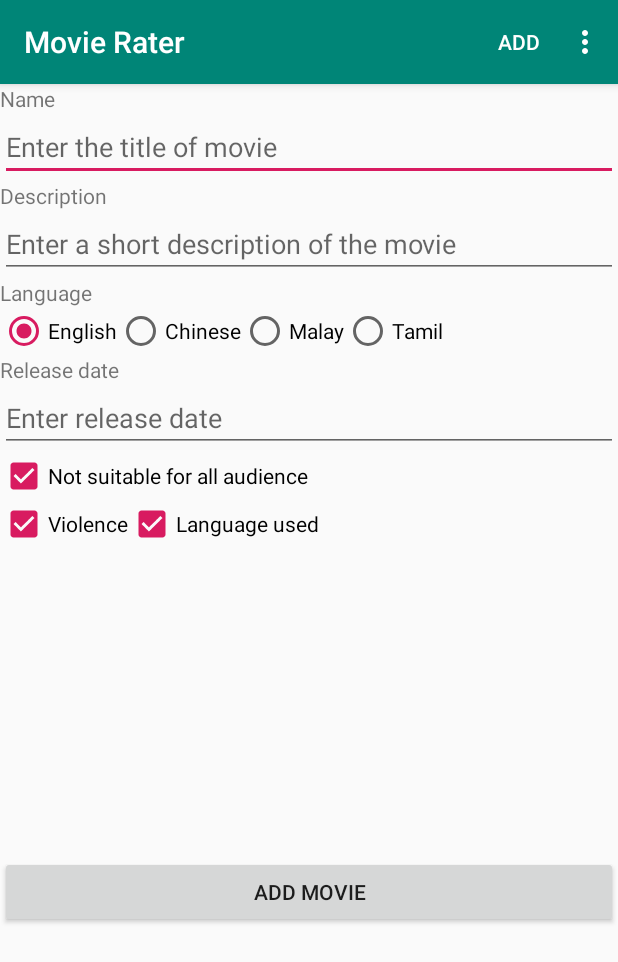
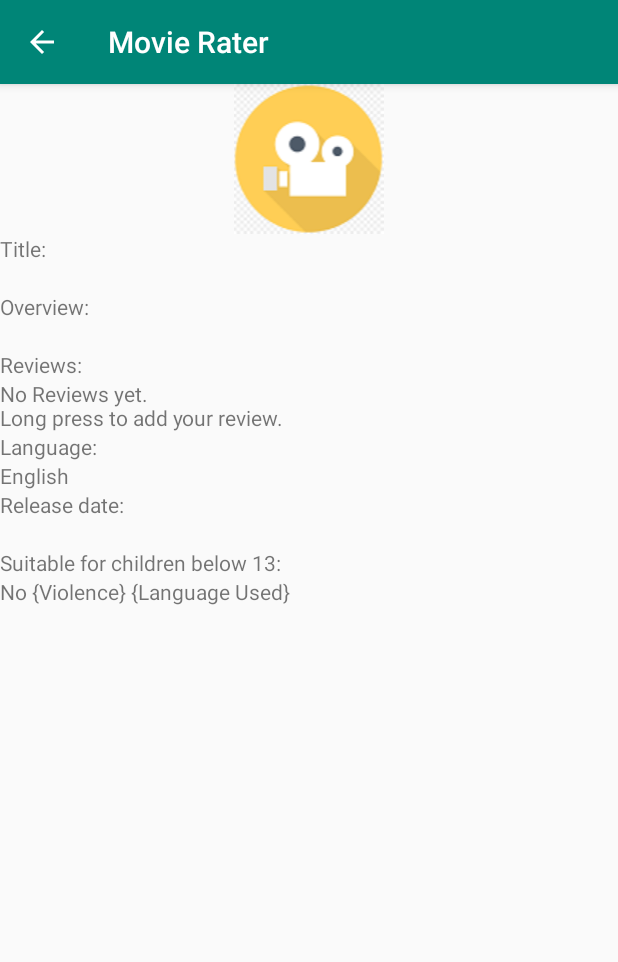
Before and after one commit to Zanaqi/MovieRater, an Android app: the AddMovie screen opened directly, with no data from a screen before it, after a tap on "ADD", on a phone screen of 412 x 824 dp. Shown: the top 962 px of the screen. Run offline under Robolectric (Android 15) with nearby library versions, the phone set to English and light mode, and no system bars; 1 other tap on this screen came first.

Commit message:
navigation (left with back button)

```diff
--- a/app/src/main/java/com/example/mirza/movieraterbasic/AddMovie.kt
+++ b/app/src/main/java/com/example/mirza/movieraterbasic/AddMovie.kt
@@ -1,12 +1,13 @@
 package com.example.mirza.movieraterbasic
 
+import android.content.Intent
 import android.support.v7.app.AppCompatActivity
 import android.os.Bundle
 import android.view.Menu
 import android.view.MenuItem
 import android.view.View
+import android.widget.RadioButton
 import kotlinx.android.synthetic.main.activity_add_movie.*
-import kotlinx.android.synthetic.main.add_movie.*
 
 class AddMovie : AppCompatActivity() {
 
@@ -25,6 +26,14 @@ class AddMovie : AppCompatActivity() {
                 suitChk3.setVisibility(View.GONE)
             }
         }
+
+        val actionBar = supportActionBar
+        actionBar!!.setDisplayHomeAsUpEnabled(true)
+    }
+
+    override fun onSupportNavigateUp(): Boolean {
+        onBackPressed()
+        return true
     }
 
     override fun onCreateOptionsMenu(menu: Menu?): Boolean {
@@ -35,11 +44,48 @@ class AddMovie : AppCompatActivity() {
     override fun onOptionsItemSelected(item: MenuItem?): Boolean {
 
         if (item?.itemId == R.id.miClear) {
+
             movie_title.text.clear()
             description.text.clear()
             rBtnEng.isChecked = true
             releaseDate.text.clear()
             suitChk1.isChecked = false
+            suitChk2.isChecked = false
+            suitChk3.isChecked = false
+
+            suitChk2.setVisibility(View.GONE)
+            suitChk3.setVisibility(View.GONE)
+
+        } else if (item?.itemId == R.id.miAdd) {
+            val viewMovieIntent = Intent(this, ViewMovieDetails::class.java)
+
+            val languageId = findViewById<RadioButton>(language.checkedRadioButtonId)
+
+            val title = movie_title.text
+            val desc = description.text
+            val lang = languageId.text
+            val date = releaseDate.text
+            var suitable: String
+
+            if (suitChk1.isChecked) {
+                suitable = "No "
+                if (suitChk2.isChecked) {
+                    suitable += "{Violence} "
+                }
+                if (suitChk3.isChecked) {
+                    suitable += "{Language Used} "
+                }
+            } else {
+                suitable = "Yes"
+            }
+
+            viewMovieIntent.putExtra("title", title)
+            viewMovieIntent.putExtra("desc", desc)
+            viewMovieIntent.putExtra("lang", lang)
+            viewMovieIntent.putExtra("date", date)
+            viewMovieIntent.putExtra("suitable", suitable)
+
+            startActivity(viewMovieIntent)
         }
 
         return super.onOptionsItemSelected(item)
--- a/app/src/main/java/com/example/mirza/movieraterbasic/ViewMovieDetails.kt
+++ b/app/src/main/java/com/example/mirza/movieraterbasic/ViewMovieDetails.kt
@@ -1,5 +1,6 @@
 package com.example.mirza.movieraterbasic
 
+import android.app.Activity
 import android.content.Intent
 import android.support.v7.app.AppCompatActivity
 import android.os.Bundle
@@ -15,23 +16,34 @@ class ViewMovieDetails : AppCompatActivity() {
         super.onCreate(savedInstanceState)
         setContentView(R.layout.activity_view_movie_details)
 
-        registerForContextMenu(review)
+        registerForContextMenu(review_text)
 
-        val movie = MovieEntity()
+        val title = intent.getStringExtra("title")
+        val desc = intent.getStringExtra("desc")
+        val lang = intent.getStringExtra("lang")
+        val date = intent.getStringExtra("date")
+        val suitable = intent.getStringExtra("suitable")
 
-        title_value.setText(movie.title)
-        desc_value.setText(movie.overview)
-        lang_value.setText(movie.language)
-        date_value.setText(movie.releaseDate)
+        title_value.setText(title)
+        desc_value.setText(desc)
+        lang_value.setText(lang)
+        date_value.setText(date)
+        suit_value.setText(suitable)
 
+        val actionBar = supportActionBar
+        actionBar!!.setDisplayHomeAsUpEnabled(true)
+    }
 
+    override fun onSupportNavigateUp(): Boolean {
+        onBackPressed()
+        return true
     }
 
     override fun onCreateContextMenu(menu: ContextMenu?, v: View?, menuInfo: ContextMenu.ContextMenuInfo?) {
 
         super.onCreateContextMenu(menu, v, menuInfo)
 
-        if (v?.id == R.id.review) {
+        if (v?.id == R.id.review_text) {
             menu?.add(1,1001,1,"Add Review")
         }
 
@@ -41,11 +53,26 @@ class ViewMovieDetails : AppCompatActivity() {
 
         if (item?.itemId == 1001) {
             val rateMovieIntent = Intent(this, RateMovie::class.java)
-            startActivity(rateMovieIntent)
+            startActivityForResult(rateMovieIntent, 1)
         }
 
         return super.onContextItemSelected(item)
 
     }
 
+    override fun onActivityResult(requestCode: Int, resultCode: Int, data: Intent?) {
+
+        super.onActivityResult(requestCode, resultCode, data)
+
+        if (requestCode == 1) {
+            if (resultCode == Activity.RESULT_OK) {
+                val rating = data!!.getFloatExtra("rating", 1.2f)
+                val review = data.getStringExtra("review")
+
+                ratingStars.rating = rating
+                review_text.setText(review)
+            }
+        }
+    }
+
 }
--- a/app/src/main/res/layout/activity_rate_movie.xml
+++ b/app/src/main/res/layout/activity_rate_movie.xml
@@ -14,7 +14,8 @@
 
     <RatingBar
             android:layout_width="wrap_content"
-            android:layout_height="wrap_content"/>
+            android:layout_height="wrap_content"
+            android:id="@+id/rating"/>
 
     <TextView
             android:layout_width="wrap_content"
@@ -23,6 +24,7 @@
 
     <EditText
             android:layout_width="match_parent"
-            android:layout_height="wrap_content"/>
+            android:layout_height="wrap_content"
+            android:id="@+id/review"/>
 
 </LinearLayout>
--- a/app/src/main/res/layout/activity_view_movie_details.xml
+++ b/app/src/main/res/layout/activity_view_movie_details.xml
@@ -38,11 +38,17 @@
             android:layout_height="wrap_content"
             android:text="@string/review_text"/>
 
+    <RatingBar
+            android:layout_width="wrap_content"
+            android:layout_height="wrap_content"
+            android:visibility="gone"
+            android:id="@+id/ratingStars"/>
+
     <TextView
             android:layout_width="wrap_content"
             android:layout_height="wrap_content"
             android:text="@string/review_text2"
-            android:id="@+id/review"/>
+            android:id="@+id/review_text"/>
 
     <TextView
             android:layout_width="wrap_content"
--- a/app/src/main/res/values/strings.xml
+++ b/app/src/main/res/values/strings.xml
@@ -34,4 +34,6 @@
     <!-- Add Movie Menu -->
     <string name="miAdd_text">Add</string>
     <string name="miClear_text">Clear Entries</string>
+    <!-- Rate Movie Menu -->
+    <string name="miSubmit_text">Submit</string>
 </resources>
```
Also changed, not shown: app/src/main/AndroidManifest.xml (+2 -5 lines), app/src/main/java/com/example/mirza/movieraterbasic/RateMovie.kt (+33 -2 lines), app/src/main/res/menu/rate_movie.xml (added, +10 -0 lines).
